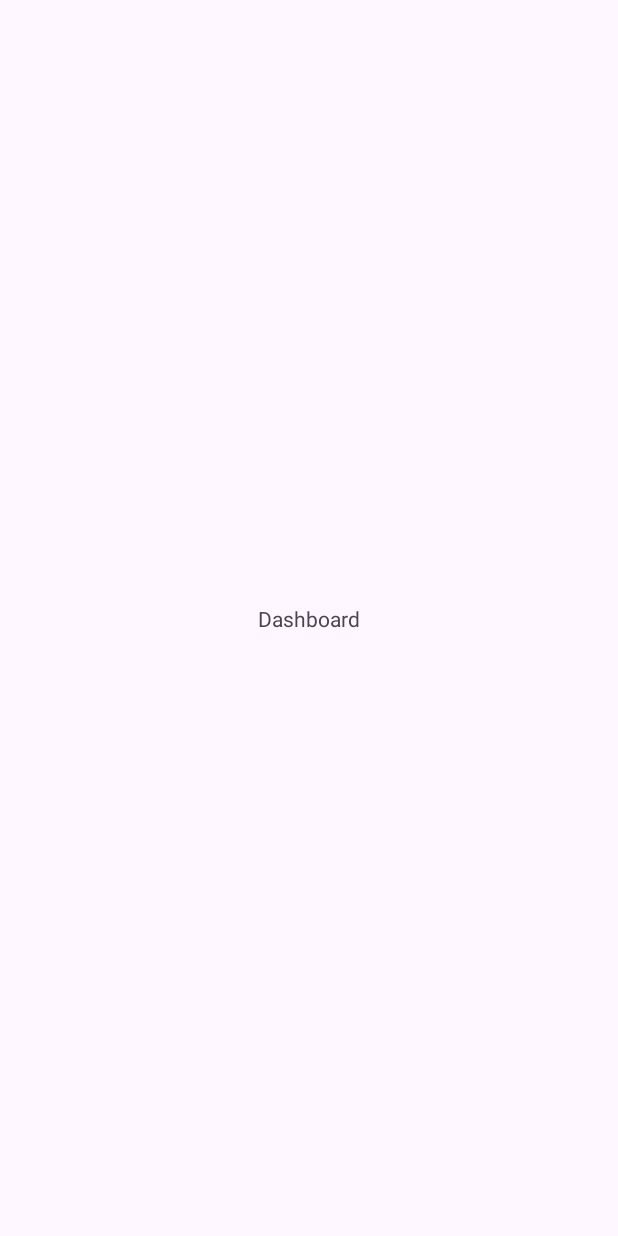
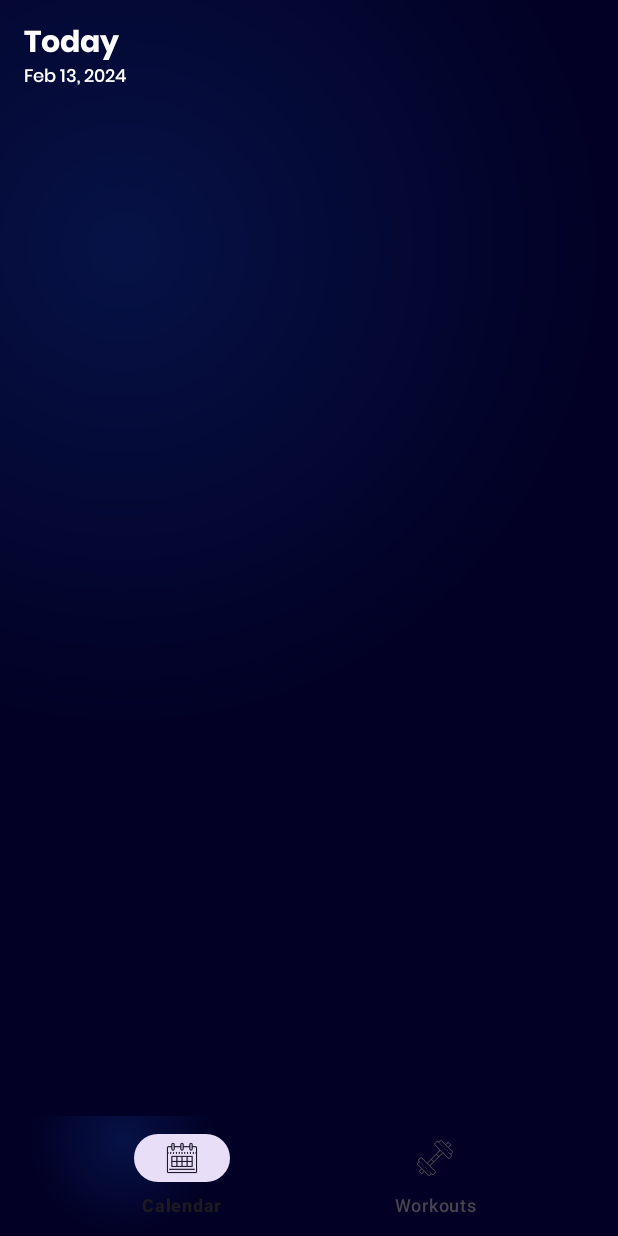
Before and after one commit to kieloBash/FitQuest-MobDeve, an Android app: the Dashboard screen opened directly, with no data from a screen before it, on a phone screen of 412 x 824 dp. Before the commit the screen is almost empty. Run offline under Robolectric (Android 15) with nearby library versions, the phone set to English and light mode, and no system bars.

Commit message:
modified the dashboard UI

```diff
--- /dev/null
+++ b/app/src/main/res/drawable/gradient_background.xml
@@ -0,0 +1,10 @@
+<?xml version="1.0" encoding="utf-8"?>
+<shape xmlns:android="http://schemas.android.com/apk/res/android">
+    <gradient
+        android:type="radial"
+        android:gradientRadius="80%"
+        android:centerX="0.2"
+        android:centerY="0.2"
+        android:startColor="#061246"
+        android:endColor="#020024" />
+</shape>
--- a/app/src/main/res/layout/activity_dashboard.xml
+++ b/app/src/main/res/layout/activity_dashboard.xml
@@ -4,15 +4,70 @@
     xmlns:tools="http://schemas.android.com/tools"
     android:layout_width="match_parent"
     android:layout_height="match_parent"
+    android:background="@drawable/gradient_background"
     tools:context="Dashboard">
 
-    <TextView
-        android:id="@+id/textView"
-        android:layout_width="wrap_content"
+    <!-- Header Toolbar -->
+
+    <com.google.android.material.appbar.MaterialToolbar
+        android:id="@+id/header_toolbar"
+        android:layout_width="match_parent"
+        android:layout_height="?attr/actionBarSize"
+        android:background="@android:color/transparent"
+        app:layout_constraintTop_toTopOf="parent">
+
+        <LinearLayout
+            android:layout_width="match_parent"
+            android:layout_height="match_parent"
+            android:gravity="center_vertical"
+            android:orientation="vertical">
+            <TextView
+                android:id="@+id/toolbar_title"
+                android:layout_width="wrap_content"
+                android:layout_height="wrap_content"
+                android:layout_marginTop="10dp"
+                android:text="Today"
+                android:fontFamily="@font/poppins_bold"
+                android:textColor="#FFFFFF"
+                android:textSize="20sp" />
+
+            <TextView
+                android:id="@+id/header_date"
+                android:layout_width="wrap_content"
+                android:layout_height="wrap_content"
+                android:fontFamily="@font/poppins_medium"
+                android:layout_marginTop="-6dp"
+                android:text="Feb 13, 2024"
+                android:textColor="#FFFFFF"
+                android:textSize="12sp" />
+        </LinearLayout>
+
+    </com.google.android.material.appbar.MaterialToolbar>
+
+    <!-- Scrollable Main Content -->
+
+    <androidx.core.widget.NestedScrollView
+        android:layout_width="0dp"
+        android:layout_height="0dp"
+        app:layout_constraintTop_toBottomOf="@id/header_toolbar"
+        app:layout_constraintBottom_toTopOf="@id/bottom_navigation"
+        app:layout_constraintStart_toStartOf="parent"
+        app:layout_constraintEnd_toEndOf="parent">
+
+        <!-- Your main content views go here -->
+
+    </androidx.core.widget.NestedScrollView>
+
+    <!-- Bottom Navigation View -->
+    <com.google.android.material.bottomnavigation.BottomNavigationView
+        android:id="@+id/bottom_navigation"
+        android:layout_width="0dp"
         android:layout_height="wrap_content"
-        android:text="Dashboard"
         app:layout_constraintBottom_toBottomOf="parent"
+        app:layout_constraintStart_toStartOf="parent"
         app:layout_constraintEnd_toEndOf="parent"
-        app:layout_constraintStart_toStartOf="parent"
-        app:layout_constraintTop_toTopOf="parent" />
+
+        android:background="@drawable/gradient_background"
+        app:menu="@menu/my_menu" >
+    </com.google.android.material.bottomnavigation.BottomNavigationView>
 </androidx.constraintlayout.widget.ConstraintLayout>
--- /dev/null
+++ b/app/src/main/res/menu/my_menu.xml
@@ -0,0 +1,11 @@
+<?xml version="1.0" encoding="utf-8"?>
+<menu xmlns:android="http://schemas.android.com/apk/res/android">
+    <item
+        android:id="@+id/navigation_calendar"
+        android:icon="@drawable/calendar_icon"
+        android:title="Calendar"/>
+    <item
+        android:id="@+id/navigation_workout"
+        android:icon="@drawable/barbell_icon"
+        android:title="Workouts"/>
+</menu>
```
Also changed, not shown: app/src/main/res/drawable/barbell_icon.png (added), app/src/main/res/drawable/calendar_icon.png (added).
